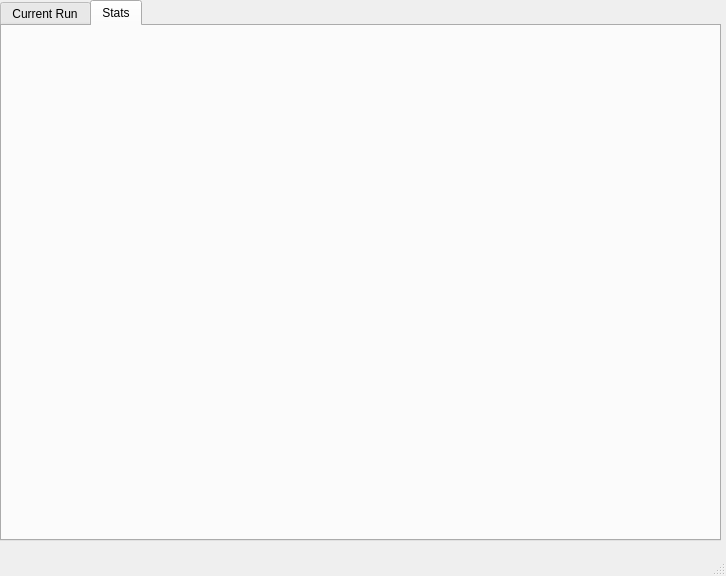
The window that ui/gui.ui (iliavolyova/evo-clustering) describes before a commit, drawn with Qt 5.
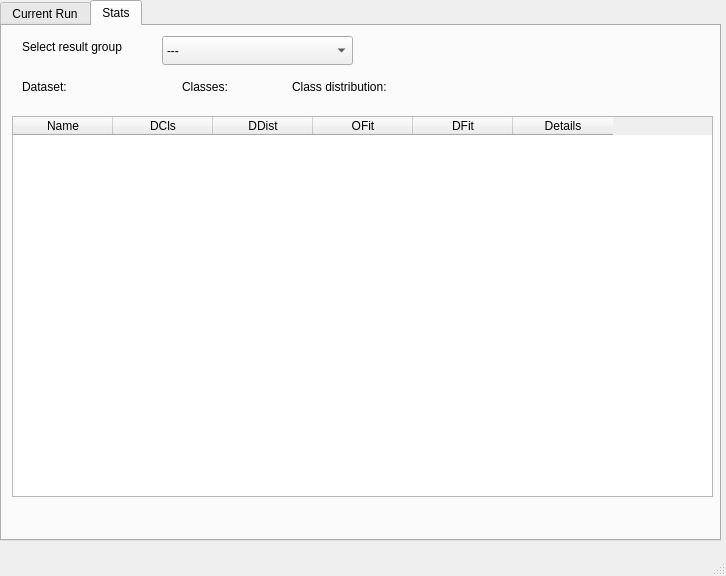
The same window after the commit. The open tabs and pages were chosen to show the change. Custom widgets are drawn as their Qt base class.

The edit to the form file:
```diff
--- a/ui/gui.ui
+++ b/ui/gui.ui
@@ -16,6 +16,18 @@
     <verstretch>0</verstretch>
    </sizepolicy>
   </property>
+  <property name="minimumSize">
+   <size>
+    <width>726</width>
+    <height>576</height>
+   </size>
+  </property>
+  <property name="maximumSize">
+   <size>
+    <width>726</width>
+    <height>576</height>
+   </size>
+  </property>
   <property name="windowTitle">
    <string>Evolutional clustering</string>
   </property>
@@ -290,6 +302,180 @@
      <attribute name="title">
       <string>Stats</string>
      </attribute>
+     <widget class="QLabel" name="label_2">
+      <property name="geometry">
+       <rect>
+        <x>20</x>
+        <y>10</y>
+        <width>131</width>
+        <height>21</height>
+       </rect>
+      </property>
+      <property name="text">
+       <string>Select result group</string>
+      </property>
+     </widget>
+     <widget class="QComboBox" name="datasetComboBox">
+      <property name="geometry">
+       <rect>
+        <x>160</x>
+        <y>10</y>
+        <width>191</width>
+        <height>29</height>
+       </rect>
+      </property>
+      <property name="layoutDirection">
+       <enum>Qt::LeftToRight</enum>
+      </property>
+      <item>
+       <property name="text">
+        <string>---</string>
+       </property>
+      </item>
+     </widget>
+     <widget class="QTableWidget" name="table_results">
+      <property name="geometry">
+       <rect>
+        <x>10</x>
+        <y>90</y>
+        <width>701</width>
+        <height>381</height>
+       </rect>
+      </property>
+      <column>
+       <property name="text">
+        <string>Name</string>
+       </property>
+      </column>
+      <column>
+       <property name="text">
+        <string>DCls</string>
+       </property>
+       <property name="toolTip">
+        <string>Detected classes</string>
+       </property>
+      </column>
+      <column>
+       <property name="text">
+        <string>DDist</string>
+       </property>
+       <property name="toolTip">
+        <string>&lt;html&gt;&lt;head/&gt;&lt;body&gt;&lt;p&gt;Detected distribution of classes&lt;/p&gt;&lt;/body&gt;&lt;/html&gt;</string>
+       </property>
+      </column>
+      <column>
+       <property name="text">
+        <string>OFit</string>
+       </property>
+      </column>
+      <column>
+       <property name="text">
+        <string>DFit</string>
+       </property>
+       <property name="toolTip">
+        <string>Best detected fitness</string>
+       </property>
+      </column>
+      <column>
+       <property name="text">
+        <string>Details</string>
+       </property>
+       <property name="toolTip">
+        <string>Show graphs</string>
+       </property>
+      </column>
+     </widget>
+     <widget class="QLabel" name="label_resgroup_details">
+      <property name="geometry">
+       <rect>
+        <x>380</x>
+        <y>10</y>
+        <width>321</width>
+        <height>21</height>
+       </rect>
+      </property>
+      <property name="text">
+       <string/>
+      </property>
+     </widget>
+     <widget class="QLabel" name="label_5">
+      <property name="geometry">
+       <rect>
+        <x>20</x>
+        <y>50</y>
+        <width>65</width>
+        <height>21</height>
+       </rect>
+      </property>
+      <property name="text">
+       <string>Dataset: </string>
+      </property>
+     </widget>
+     <widget class="QLabel" name="label_dataset">
+      <property name="geometry">
+       <rect>
+        <x>80</x>
+        <y>50</y>
+        <width>91</width>
+        <height>21</height>
+       </rect>
+      </property>
+      <property name="text">
+       <string/>
+      </property>
+     </widget>
+     <widget class="QLabel" name="label_6">
+      <property name="geometry">
+       <rect>
+        <x>180</x>
+        <y>50</y>
+        <width>65</width>
+        <height>21</height>
+       </rect>
+      </property>
+      <property name="text">
+       <string>Classes:</string>
+      </property>
+     </widget>
+     <widget class="QLabel" name="label_classes">
+      <property name="geometry">
+       <rect>
+        <x>240</x>
+        <y>50</y>
+        <width>31</width>
+        <height>21</height>
+       </rect>
+      </property>
+      <property name="text">
+       <string/>
+      </property>
+     </widget>
+     <widget class="QLabel" name="label_7">
+      <property name="geometry">
+       <rect>
+        <x>290</x>
+        <y>50</y>
+        <width>121</width>
+        <height>21</height>
+       </rect>
+      </property>
+      <property name="text">
+       <string>Class distribution:</string>
+      </property>
+     </widget>
+     <widget class="QLabel" name="label_distribution">
+      <property name="geometry">
+       <rect>
+        <x>410</x>
+        <y>50</y>
+        <width>301</width>
+        <height>21</height>
+       </rect>
+      </property>
+      <property name="text">
+       <string/>
+      </property>
+     </widget>
     </widget>
    </widget>
   </widget>
```
Left out of the diff: 24 changed lines with no effect on the pictures.
